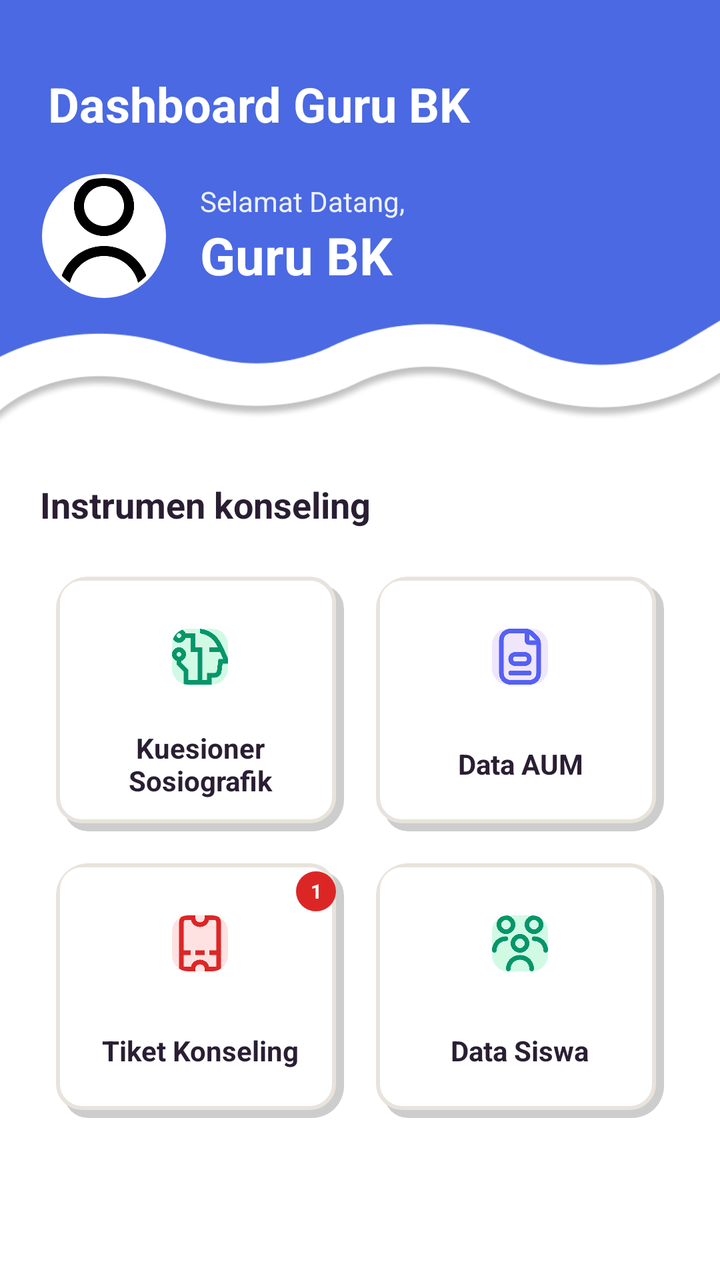
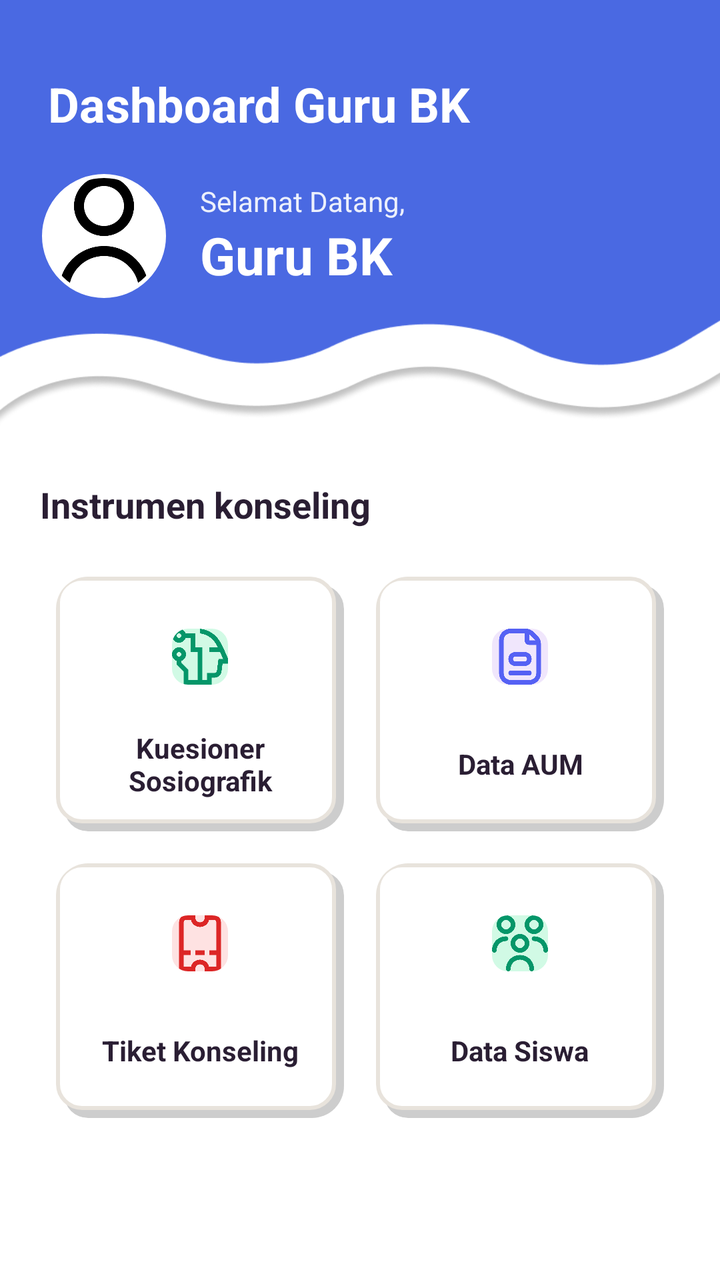

Compare the two renders of this Android layout. The source of the first and the diff that turns it into the second are given below.
<!-- AndroidManifest.xml: application theme Theme.BkNova -->
<!-- res/layout/fragment_home_bk.xml -->
<?xml version="1.0" encoding="utf-8"?>
<androidx.coordinatorlayout.widget.CoordinatorLayout xmlns:android="http://schemas.android.com/apk/res/android"
    xmlns:app="http://schemas.android.com/apk/res-auto"
    xmlns:tools="http://schemas.android.com/tools"
    android:layout_width="match_parent"
    android:layout_height="match_parent"
    android:background="@color/white"
    tools:context=".fragment.homeBkFragment">

    <com.google.android.material.appbar.AppBarLayout
        android:id="@+id/appBarLayout"
        android:layout_width="match_parent"
        android:layout_height="220dp"
        android:background="@drawable/img_1">

        <LinearLayout
            android:layout_width="match_parent"
            android:layout_height="match_parent"
            android:orientation="vertical"
            android:padding="20dp">

            <com.google.android.material.appbar.MaterialToolbar
                android:id="@+id/toolbar_bk"
                android:layout_width="match_parent"
                android:layout_height="?attr/actionBarSize"
                app:title="Dashboard Guru BK"
                app:titleTextAppearance="@style/ToolbarTitleBold"
                app:titleCentered="false"
                app:titleTextColor="@color/white"
                app:contentInsetStart="0dp" />

            <View
                android:layout_width="match_parent"
                android:layout_height="0dp"
                android:layout_weight="1" />

            
            <LinearLayout
                android:layout_width="match_parent"
                android:layout_height="wrap_content"
                android:orientation="horizontal"
                android:gravity="center_vertical"
                android:layout_marginBottom="50dp">

                <com.google.android.material.imageview.ShapeableImageView
                    android:id="@+id/iv_profile_bk"
                    android:layout_width="64dp"
                    android:layout_height="64dp"
                    android:padding="2dp"
                    android:background="@color/white"
                    app:shapeAppearanceOverlay="@style/ShapeAppearance.Circle"
                    android:src="@drawable/person_icon"
                    app:strokeWidth="2dp"
                    app:strokeColor="@color/white" />

                <LinearLayout
                    android:layout_width="wrap_content"
                    android:layout_height="wrap_content"
                    android:orientation="vertical"
                    android:layout_marginStart="16dp">

                    <TextView
                        android:layout_width="wrap_content"
                        android:layout_height="wrap_content"
                        android:text="Selamat Datang,"
                        android:textColor="@color/white"
                        android:textSize="14sp"
                        android:alpha="0.9" />

                    <TextView
                        android:id="@+id/tv_name_bk"
                        android:layout_width="wrap_content"
                        android:layout_height="wrap_content"
                        android:text="Guru BK"
                        android:textColor="@color/white"
                        android:textSize="26sp"
                        android:textStyle="bold" />
                </LinearLayout>
            </LinearLayout>
        </LinearLayout>
    </com.google.android.material.appbar.AppBarLayout>

    <androidx.core.widget.NestedScrollView
        android:id="@+id/scroll_view_home_bk"
        android:layout_width="match_parent"
        android:layout_height="match_parent"
        android:clipToPadding="false"
        android:paddingBottom="160dp"
        app:layout_behavior="@string/appbar_scrolling_view_behavior">

        <LinearLayout
            android:layout_width="match_parent"
            android:layout_height="wrap_content"
            android:orientation="vertical"
            android:padding="20dp">

            <TextView
                android:layout_width="wrap_content"
                android:layout_height="wrap_content"
                android:text="Instrumen konseling"
                android:textColor="@color/text_color_primary"
                android:textSize="18sp"
                android:textStyle="bold"
                android:layout_marginBottom="16dp" />

            
            <LinearLayout
                android:layout_width="match_parent"
                android:layout_height="wrap_content"
                android:orientation="vertical"
                android:layout_marginHorizontal="-8dp">

                
                <LinearLayout
                    android:layout_width="match_parent"
                    android:layout_height="wrap_content"
                    android:orientation="horizontal"
                    android:weightSum="2">

                    
                    <com.google.android.material.card.MaterialCardView
                        android:id="@+id/card_sosio_bk"
                        android:layout_width="0dp"
                        android:layout_height="match_parent"
                        android:layout_weight="1"
                        android:layout_margin="8dp"
                        app:cardCornerRadius="16dp"
                        app:strokeWidth="0dp"
                        android:clickable="true"
                        android:focusable="true"
                        android:foreground="?attr/selectableItemBackground">

                        <LinearLayout
                            android:layout_width="match_parent"
                            android:layout_height="match_parent"
                            android:orientation="vertical"
                            android:padding="16dp"
                            android:background="@drawable/bg_grid_shadow"
                            android:gravity="center">

                            <com.google.android.material.imageview.ShapeableImageView
                                android:layout_width="48dp"
                                android:layout_height="48dp"
                                android:background="@color/green_light"
                                android:padding="10dp"
                                app:shapeAppearanceOverlay="@style/ShapeAppearance.Rounded8"
                                android:src="@drawable/img_8"
                                app:tint="@color/green_text" />

                            <TextView
                                android:layout_width="wrap_content"
                                android:layout_height="wrap_content"
                                android:layout_marginTop="12dp"
                                android:text="Kuesioner Sosiografik"
                                android:textColor="@color/text_color_primary"
                                android:textSize="14sp"
                                android:textStyle="bold"
                                android:gravity="center"
                                android:minLines="2" />
                        </LinearLayout>
                    </com.google.android.material.card.MaterialCardView>

                    
                    <com.google.android.material.card.MaterialCardView
                        android:id="@+id/card_data_aum"
                        android:layout_width="0dp"
                        android:layout_height="match_parent"
                        android:layout_weight="1"
                        android:layout_margin="8dp"
                        app:cardCornerRadius="16dp"
                        app:strokeWidth="0dp"
                        android:clickable="true"
                        android:focusable="true"
                        android:foreground="?attr/selectableItemBackground">

                        <LinearLayout
                            android:layout_width="match_parent"
                            android:layout_height="match_parent"
                            android:orientation="vertical"
                            android:padding="16dp"
                            android:background="@drawable/bg_grid_shadow"
                            android:gravity="center">

                            <com.google.android.material.imageview.ShapeableImageView
                                android:layout_width="48dp"
                                android:layout_height="48dp"
                                android:background="@color/brand_soft"
                                android:padding="10dp"
                                app:shapeAppearanceOverlay="@style/ShapeAppearance.Rounded8"
                                android:src="@drawable/img_9"
                                app:tint="@color/brand_primary" />

                            <TextView
                                android:layout_width="wrap_content"
                                android:layout_height="wrap_content"
                                android:layout_marginTop="12dp"
                                android:text="Data AUM"
                                android:textColor="@color/text_color_primary"
                                android:textSize="14sp"
                                android:textStyle="bold"
                                android:gravity="center"
                                android:minLines="2" />
                        </LinearLayout>
                    </com.google.android.material.card.MaterialCardView>
                </LinearLayout>

                
                <LinearLayout
                    android:layout_width="match_parent"
                    android:layout_height="wrap_content"
                    android:orientation="horizontal"
                    android:weightSum="2">

                    
                    <FrameLayout
                        android:layout_width="0dp"
                        android:layout_height="match_parent"
                        android:layout_weight="1"
                        android:layout_margin="8dp">

                        <com.google.android.material.card.MaterialCardView
                            android:id="@+id/card_tiket_bk"
                            android:layout_width="match_parent"
                            android:layout_height="match_parent"
                            app:cardCornerRadius="16dp"
                            app:strokeWidth="0dp"
                            android:clickable="true"
                            android:focusable="true"
                            android:foreground="?attr/selectableItemBackground">

                            <LinearLayout
                                android:layout_width="match_parent"
                                android:layout_height="match_parent"
                                android:orientation="vertical"
                                android:padding="16dp"
                                android:background="@drawable/bg_grid_shadow"
                                android:gravity="center">

                                <com.google.android.material.imageview.ShapeableImageView
                                    android:layout_width="48dp"
                                    android:layout_height="48dp"
                                    android:background="@color/red_light"
                                    android:padding="10dp"
                                    app:shapeAppearanceOverlay="@style/ShapeAppearance.Rounded8"
                                    android:src="@drawable/img_15"
                                    app:tint="@color/red_text" />

                                <TextView
                                    android:layout_width="wrap_content"
                                    android:layout_height="wrap_content"
                                    android:layout_marginTop="12dp"
                                    android:text="Tiket Konseling"
                                    android:textColor="@color/text_color_primary"
                                    android:textSize="14sp"
                                    android:textStyle="bold"
                                    android:gravity="center"
                                    android:minLines="2" />
                            </LinearLayout>
                        </com.google.android.material.card.MaterialCardView>

                        
                        <TextView
                            android:layout_width="20dp"
                            android:layout_height="20dp"
                            android:layout_gravity="end|top"
                            android:background="@drawable/bg_badge_red_circle"
                            android:text="1"
                            android:textColor="@color/white"
                            android:textSize="10sp"
                            android:textStyle="bold"
                            android:gravity="center"
                            android:translationX="-4dp"
                            android:translationY="4dp" />
                    </FrameLayout>

                    
                    <com.google.android.material.card.MaterialCardView
                        android:id="@+id/card_data_siswa"
                        android:layout_width="0dp"
                        android:layout_height="match_parent"
                        android:layout_weight="1"
                        android:layout_margin="8dp"
                        app:cardCornerRadius="16dp"
                        app:strokeWidth="0dp"
                        android:clickable="true"
                        android:focusable="true"
                        android:foreground="?attr/selectableItemBackground">

                        <LinearLayout
                            android:layout_width="match_parent"
                            android:layout_height="match_parent"
                            android:orientation="vertical"
                            android:padding="16dp"
                            android:background="@drawable/bg_grid_shadow"
                            android:gravity="center">

                            <com.google.android.material.imageview.ShapeableImageView
                                android:layout_width="48dp"
                                android:layout_height="48dp"
                                android:background="@color/green_light"
                                android:padding="10dp"
                                app:shapeAppearanceOverlay="@style/ShapeAppearance.Rounded8"
                                android:src="@drawable/img_2"
                                app:tint="@color/green_text" />

                            <TextView
                                android:layout_width="wrap_content"
                                android:layout_height="wrap_content"
                                android:layout_marginTop="12dp"
                                android:text="Data Siswa"
                                android:textColor="@color/text_color_primary"
                                android:textSize="14sp"
                                android:textStyle="bold"
                                android:gravity="center"
                                android:minLines="2" />
                        </LinearLayout>
                    </com.google.android.material.card.MaterialCardView>
                </LinearLayout>

            </LinearLayout>
        </LinearLayout>
    </androidx.core.widget.NestedScrollView>

</androidx.coordinatorlayout.widget.CoordinatorLayout>
<!-- resources referenced by this layout -->
<resources>
  <color name="brand_primary">#5561F4</color>
  <color name="brand_soft">#F0E6FC</color>
  <color name="green_light">#D1FAE5</color>
  <color name="green_text">#059669</color>
  <color name="red_light">#FEE2E2</color>
  <color name="red_text">#DC2626</color>
  <color name="text_color_primary">#2A1E33</color>
  <color name="white">#FFFFFFFF</color>
  <!-- drawable bg_badge_red_circle (drawable) -->
  <?xml version="1.0" encoding="utf-8"?>
  <shape xmlns:android="http://schemas.android.com/apk/res/android"
      android:shape="oval">
      <solid android:color="@color/red_text" />
  </shape>
  <!-- drawable bg_grid_shadow (drawable) -->
  <?xml version="1.0" encoding="utf-8"?>
  <layer-list xmlns:android="http://schemas.android.com/apk/res/android">
  
      
      <item
          android:left="4dp"
  
          android:top="4dp">
  
          <shape android:shape="rectangle">
  
              <solid android:color="#32000000" />
              <corners android:radius="12dp" />
          </shape>
  
      </item>
  
      
      <item
          android:right="4dp"
          android:bottom="4dp">
          <shape android:shape="rectangle">
              <solid android:color="#FFFFFF" />
              <corners android:radius="12dp" />
              <stroke
                  android:width="2dp"
                  android:color="@color/border_color" />
          </shape>
      </item>
  
  </layer-list>
  <style name="ShapeAppearance.Circle" parent="">
          <item name="cornerFamily">rounded</item>
          <item name="cornerSize">50%</item>
      </style>
  <style name="ShapeAppearance.Rounded8" parent="">
          <item name="cornerFamily">rounded</item>
          <item name="cornerSize">8dp</item>
      </style>
  <style name="ToolbarTitleBold" parent="TextAppearance.Material3.TitleLarge">
          <item name="android:textStyle">bold</item>
          <item name="android:textSize">24sp</item>
      </style>
  <style name="Theme.BkNova" parent="Base.Theme.BkNova" />
  <color name="border_color">#E8E3DC</color>
  <color name="accent_pink">#FF7FAF</color>
  <color name="accent_pink_soft">#FFECF3</color>
  <color name="accent_peach">#FFC6BF</color>
  <color name="accent_peach_soft">#FFE8E5</color>
  <color name="background_cream">#F8F7F2</color>
  <color name="text_color_secondary">#6B5E75</color>
  <color name="divider_color">#E8E3DC</color>
  <!-- unchanged entries left out for length: 7 -->
</resources>

<!-- the commit's change to res/layout/fragment_home_bk.xml (unified diff, before → after) -->
@@ -213,6 +213,7 @@
 
                     
                     <FrameLayout
+                        android:id="@+id/container_card_tiket"
                         android:layout_width="0dp"
                         android:layout_height="match_parent"
                         android:layout_weight="1"
@@ -260,17 +261,19 @@
 
                         
                         <TextView
-                            android:layout_width="20dp"
-                            android:layout_height="20dp"
+                            android:id="@+id/tv_badge_tiket"
+                            android:layout_width="22dp"
+                            android:layout_height="22dp"
                             android:layout_gravity="end|top"
                             android:background="@drawable/bg_badge_red_circle"
-                            android:text="1"
+                            android:text="0"
                             android:textColor="@color/white"
                             android:textSize="10sp"
                             android:textStyle="bold"
                             android:gravity="center"
-                            android:translationX="-4dp"
-                            android:translationY="4dp" />
+                            android:translationX="-6dp"
+                            android:translationY="6dp"
+                            android:visibility="gone" />
                     </FrameLayout>
 
                     
